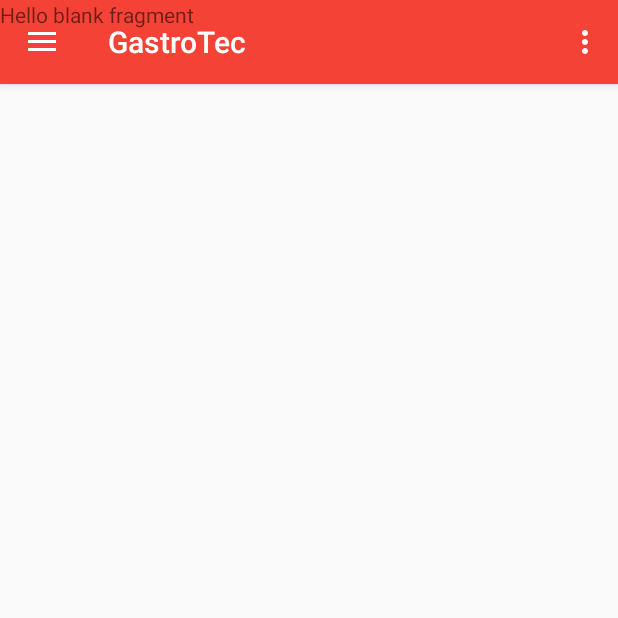
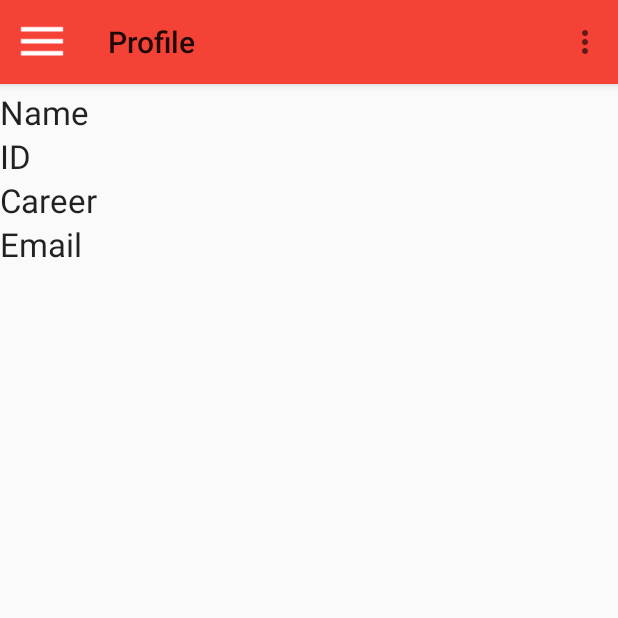
Before and after one commit to e3r8ick/SOA4ID, an Android app: the fragment ProfileFragment placed in its activity, on a phone screen of 412 x 824 dp, the top half of it. Run offline under Robolectric (Android 15) with nearby library versions, the phone set to English and light mode, and no system bars.

Commit message:
Versión para entrega(incompeta)

```diff
--- a/1TareaCorta/app/build.gradle
+++ b/1TareaCorta/app/build.gradle
@@ -21,6 +21,7 @@ android {
 
 dependencies {
     implementation fileTree(include: ['*.jar'], dir: 'libs')
+    //noinspection GradleCompatible
     implementation 'com.android.support:appcompat-v7:28.0.0-alpha1'
     implementation 'com.android.support.constraint:constraint-layout:1.1.2'
     implementation 'com.android.support:support-v4:28.0.0-rc02'
@@ -29,4 +30,5 @@ dependencies {
     androidTestImplementation 'com.android.support.test.espresso:espresso-core:3.0.2'
     implementation 'com.android.support:design:28.0.0-alpha1'
     implementation 'com.readystatesoftware.sqliteasset:sqliteassethelper:+'
+    implementation 'com.google.code.gson:gson:2.8.5'
 }
--- a/1TareaCorta/app/src/main/java/com/example/extremetech/gastrotec/BeginActivity.java
+++ b/1TareaCorta/app/src/main/java/com/example/extremetech/gastrotec/BeginActivity.java
@@ -2,87 +2,66 @@ package com.example.extremetech.gastrotec;
 
 import android.support.v4.app.FragmentManager;
 import android.support.v4.app.FragmentTransaction;
-import android.content.Intent;
 import android.os.Bundle;
-import android.util.Log;
-import android.view.View;
+import android.support.v7.app.ActionBar;
 import android.support.design.widget.NavigationView;
 import android.support.v4.view.GravityCompat;
 import android.support.v4.widget.DrawerLayout;
-import android.support.v7.app.ActionBarDrawerToggle;
 import android.support.v7.app.AppCompatActivity;
 import android.support.v7.widget.Toolbar;
+import android.util.Log;
 import android.view.Menu;
 import android.view.MenuItem;
-import android.widget.ListView;
 
-public class BeginActivity extends AppCompatActivity
-        implements NavigationView.OnNavigationItemSelectedListener {
+import com.example.extremetech.gastrotec.Fragments.HomeFragment;
+import com.example.extremetech.gastrotec.Fragments.ProfileFragment;
 
-    private String[] mPlanetTitles;
-    private DrawerLayout mDrawerLayout;
-    private ListView mDrawerList;
+public class BeginActivity extends AppCompatActivity {
+
+    DrawerLayout mDrawerLayout;
+    Toolbar mToolbar;
+    ActionBar mActionBar;
 
     @Override
     protected void onCreate(Bundle savedInstanceState) {
         super.onCreate(savedInstanceState);
         setContentView(R.layout.activity_begin);
-        Toolbar toolbar = (Toolbar) findViewById(R.id.toolbar);
-        setSupportActionBar(toolbar);
 
-        /*FloatingActionButton fab = (FloatingActionButton) findViewById(R.id.fab);
-        fab.setOnClickListener(new View.OnClickListener() {
-            @Override
-            public void onClick(View view) {
-                Snackbar.make(view, "Replace with your own action", Snackbar.LENGTH_LONG)
-                        .setAction("Action", null).show();
-            }
-        });*/
+        mToolbar = (Toolbar) findViewById(R.id.toolbar);
+        setSupportActionBar(mToolbar);
+
+        mActionBar = getSupportActionBar();
+        mActionBar.setHomeAsUpIndicator(R.drawable.ic_menu_white_24dp);
+        mActionBar.setDisplayHomeAsUpEnabled(true);
 
         mDrawerLayout = (DrawerLayout) findViewById(R.id.drawer_layout);
-        ActionBarDrawerToggle toggle = new ActionBarDrawerToggle(
-                this, mDrawerLayout, toolbar, R.string.navigation_drawer_open, R.string.navigation_drawer_close);
-        mDrawerLayout.addDrawerListener(toggle);
-        toggle.syncState();
 
         NavigationView navigationView = (NavigationView) findViewById(R.id.nav_view);
-        navigationView.setNavigationItemSelectedListener(this);
+        if (navigationView != null) {
+            setupNavigationDrawerContent(navigationView);
+        }
 
         setupNavigationDrawerContent(navigationView);
 
+        //First fragment
         setFragment(0);
-    }
 
-    @Override
-    public void onBackPressed() {
-        DrawerLayout drawer = (DrawerLayout) findViewById(R.id.drawer_layout);
-        if (drawer.isDrawerOpen(GravityCompat.START)) {
-            drawer.closeDrawer(GravityCompat.START);
-        } else {
-            super.onBackPressed();
-        }
     }
 
     @Override
     public boolean onCreateOptionsMenu(Menu menu) {
         // Inflate the menu; this adds items to the action bar if it is present.
-        getMenuInflater().inflate(R.menu.begin, menu);
+        getMenuInflater().inflate(R.menu.setings, menu);
         return true;
     }
 
     @Override
     public boolean onOptionsItemSelected(MenuItem item) {
-        // Handle action bar item clicks here. The action bar will
-        // automatically handle clicks on the Home/Up button, so long
-        // as you specify a parent activity in AndroidManifest.xml.
-        int id = item.getItemId();
-
-        //noinspection SimplifiableIfStatement
-        if (id == R.id.action_settings) {
-            Log.d("cambio de fragment a 1",String.valueOf(item));
+        switch (item.getItemId()) {
+            case android.R.id.home:
+                mDrawerLayout.openDrawer(GravityCompat.START);
                 return true;
         }
-
         return super.onOptionsItemSelected(item);
     }
 
@@ -122,34 +101,6 @@ public class BeginActivity extends AppCompatActivity
                 });
     }
 
-    @Override
-    public boolean onNavigationItemSelected(MenuItem item) {
-        // Handle navigation view item clicks here.
-        int id = item.getItemId();
-        if (id == R.id.nav_home) {
-            Log.d("cambio de fragment a 1",String.valueOf(item));
-            setFragment(0);
-        } else if (id == R.id.nav_profile) {
-            Log.d("cambio de fragment a 1",String.valueOf(item));
-            setFragment(1);
-        } else if (id == R.id.nav_config) {
-            Log.d("cambio de fragment a 1",String.valueOf(item));
-            setFragment(2);
-        } else if (id == R.id.nav_share) {
-            Log.d("cambio de fragment a 1",String.valueOf(item));
-            setFragment(3);
-        }
-
-        DrawerLayout drawer = (DrawerLayout) findViewById(R.id.drawer_layout);
-        drawer.closeDrawer(GravityCompat.START);
-        return true;
-    }
-
-    public void goProfile(View v) {
-        Intent intent = new Intent(this, ProfileActivity.class);
-        startActivity(intent);
-    }
-
     public void setFragment(int position) {
         FragmentManager fragmentManager;
         FragmentTransaction fragmentTransaction;
@@ -157,15 +108,15 @@ public class BeginActivity extends AppCompatActivity
             case 0:
                 fragmentManager = getSupportFragmentManager();
                 fragmentTransaction = fragmentManager.beginTransaction();
-                HomeFragment homeFragment = new HomeFragment();
-                fragmentTransaction.replace(R.id.nav_view, homeFragment);
+                HomeFragment inboxFragment = new HomeFragment();
+                fragmentTransaction.replace(R.id.fragment, inboxFragment);
                 fragmentTransaction.commit();
                 break;
             case 1:
                 fragmentManager = getSupportFragmentManager();
                 fragmentTransaction = fragmentManager.beginTransaction();
-                ProfileFragment profileFragment = new ProfileFragment();
-                fragmentTransaction.replace(R.id.nav_view, profileFragment);
+                ProfileFragment starredFragment = new ProfileFragment();
+                fragmentTransaction.replace(R.id.fragment, starredFragment);
                 fragmentTransaction.commit();
                 break;
         }
--- /dev/null
+++ b/1TareaCorta/app/src/main/java/com/example/extremetech/gastrotec/Fragments/HomeFragment.java
@@ -0,0 +1,41 @@
+package com.example.extremetech.gastrotec.Fragments;
+
+import android.os.Bundle;
+import android.support.v4.app.Fragment;
+import android.view.LayoutInflater;
+import android.view.View;
+import android.view.ViewGroup;
+import android.widget.Button;
+import android.widget.TextView;
+
+import com.example.extremetech.gastrotec.BeginActivity;
+import com.example.extremetech.gastrotec.R;
+
+
+public class HomeFragment extends Fragment {
+
+    @Override
+    public View onCreateView(LayoutInflater inflater, ViewGroup container, Bundle savedInstanceState) {
+
+        // Inflate the layout for this fragment
+        final View view = inflater.inflate(R.layout.fragment_home, container, false);
+
+        ((BeginActivity) getActivity()).getSupportActionBar().setTitle("Home");
+
+        Button buttonChangeText = (Button) view.findViewById(R.id.buttonFragmentInbox);
+
+        final TextView textViewInboxFragment = (TextView) view.findViewById(R.id.textViewInboxFragment);
+
+        buttonChangeText.setOnClickListener(new View.OnClickListener() {
+            @Override
+            public void onClick(View v) {
+
+                textViewInboxFragment.setText("This is the Inbox Fragment");
+                textViewInboxFragment.setTextColor(getResources().getColor(R.color.colorAccent));
+
+            }
+        });
+
+        return view;
+    }
+}
--- /dev/null
+++ b/1TareaCorta/app/src/main/java/com/example/extremetech/gastrotec/Fragments/ProfileFragment.java
@@ -0,0 +1,42 @@
+package com.example.extremetech.gastrotec.Fragments;
+
+import android.os.Bundle;
+import android.support.v4.app.Fragment;
+import android.view.LayoutInflater;
+import android.view.View;
+import android.view.ViewGroup;
+import android.widget.Button;
+import android.widget.TextView;
+
+import com.example.extremetech.gastrotec.BeginActivity;
+import com.example.extremetech.gastrotec.R;
+
+
+
+public class ProfileFragment extends Fragment {
+    @Override
+    public View onCreateView(LayoutInflater inflater, ViewGroup container, Bundle savedInstanceState) {
+
+        // Inflate the layout for this fragment
+        final View view = inflater.inflate(R.layout.fragment_profile, container, false);
+
+        ((BeginActivity) getActivity()).getSupportActionBar().setTitle("Profile");
+
+        /*Button buttonChangeText = (Button) view.findViewById(R.id.buttonFragmentStarred);
+
+        final TextView textViewStarredFragment = (TextView) view.findViewById(R.id.textViewStarredFragment);
+
+        buttonChangeText.setOnClickListener(new View.OnClickListener() {
+            @Override
+            public void onClick(View v) {
+
+                textViewStarredFragment.setTextSize(40);
+                textViewStarredFragment.setText("This is the Starred Fragment");
+                textViewStarredFragment.setTextColor(getResources().getColor(R.color.colorPrimary));
+
+            }
+        });*/
+
+        return view;
+    }
+}
--- a/1TareaCorta/app/src/main/java/com/example/extremetech/gastrotec/HomeFragment.java
+++ /dev/null
@@ -1,108 +0,0 @@
-package com.example.extremetech.gastrotec;
-
-import android.content.Context;
-import android.net.Uri;
-import android.os.Bundle;
-import android.support.v4.app.Fragment;
-import android.view.LayoutInflater;
-import android.view.View;
-import android.view.ViewGroup;
-
-import com.example.extremetech.gastrotec.R;
-/**
- * A simple {@link Fragment} subclass.
- * Activities that contain this fragment must implement the
- * {@link HomeFragment.OnFragmentInteractionListener} interface
- * to handle interaction events.
- * Use the {@link HomeFragment#newInstance} factory method to
- * create an instance of this fragment.
- */
-public class HomeFragment extends Fragment {
-    // TODO: Rename parameter arguments, choose names that match
-    // the fragment initialization parameters, e.g. ARG_ITEM_NUMBER
-    private static final String ARG_PARAM1 = "param1";
-    private static final String ARG_PARAM2 = "param2";
-
-    // TODO: Rename and change types of parameters
-    private String mParam1;
-    private String mParam2;
-
-    private OnFragmentInteractionListener mListener;
-
-    public HomeFragment() {
-        // Required empty public constructor
-    }
-
-    /**
-     * Use this factory method to create a new instance of
-     * this fragment using the provided parameters.
-     *
-     * @param param1 Parameter 1.
-     * @param param2 Parameter 2.
-     * @return A new instance of fragment HomeFragment.
-     */
-    // TODO: Rename and change types and number of parameters
-    public static HomeFragment newInstance(String param1, String param2) {
-        HomeFragment fragment = new HomeFragment();
-        Bundle args = new Bundle();
-        args.putString(ARG_PARAM1, param1);
-        args.putString(ARG_PARAM2, param2);
-        fragment.setArguments(args);
-        return fragment;
-    }
-
-    @Override
-    public void onCreate(Bundle savedInstanceState) {
-        super.onCreate(savedInstanceState);
-        if (getArguments() != null) {
-            mParam1 = getArguments().getString(ARG_PARAM1);
-            mParam2 = getArguments().getString(ARG_PARAM2);
-        }
-    }
-
-    @Override
-    public View onCreateView(LayoutInflater inflater, ViewGroup container,
-                             Bundle savedInstanceState) {
-        // Inflate the layout for this fragment
-        return inflater.inflate(R.layout.fragment_home, container, false);
-    }
-
-    // TODO: Rename method, update argument and hook method into UI event
-    public void onButtonPressed(Uri uri) {
-        if (mListener != null) {
-            mListener.onFragmentInteraction(uri);
-        }
-    }
-
-    @Override
-    public void onAttach(Context context) {
-        super.onAttach(context);
-        if (context instanceof OnFragmentInteractionListener) {
-            mListener = (OnFragmentInteractionListener) context;
-        } else {
-            /*throw new RuntimeException(context.toString()
-                    + " must implement OnFragmentInteractionListener");*/
-        }
-    }
-
-    @Override
-    public void onDetach() {
-        super.onDetach();
-        mListener = null;
-    }
-
-    /**
-     * This interface must be implemented by activities that contain this
-     * fragment to allow an interaction in this fragment to be communicated
-     * to the activity and potentially other fragments contained in that
-     * activity.
-     * <p>
-     * See the Android Training lesson <a href=
-     * "http://developer.android.com/training/basics/fragments/communicating.html"
-     * >Communicating with Other Fragments</a> for more information.
-     */
-    public interface OnFragmentInteractionListener {
-        // TODO: Update argument type and name
-        void onFragmentInteraction(Uri uri);
-    }
-}
--- a/1TareaCorta/app/src/main/java/com/example/extremetech/gastrotec/ProfileFragment.java
+++ /dev/null
@@ -1,108 +0,0 @@
-package com.example.extremetech.gastrotec;
-
-import android.content.Context;
-import android.net.Uri;
-import android.os.Bundle;
-import android.support.v4.app.Fragment;
-import android.view.LayoutInflater;
-import android.view.View;
-import android.view.ViewGroup;
-
-
-/**
- * A simple {@link Fragment} subclass.
- * Activities that contain this fragment must implement the
- * {@link ProfileFragment.OnFragmentInteractionListener} interface
- * to handle interaction events.
- * Use the {@link ProfileFragment#newInstance} factory method to
- * create an instance of this fragment.
- */
-public class ProfileFragment extends Fragment {
-    // TODO: Rename parameter arguments, choose names that match
-    // the fragment initialization parameters, e.g. ARG_ITEM_NUMBER
-    private static final String ARG_PARAM1 = "param1";
-    private static final String ARG_PARAM2 = "param2";
-
-    // TODO: Rename and change types of parameters
-    private String mParam1;
-    private String mParam2;
-
-    private OnFragmentInteractionListener mListener;
-
-    public ProfileFragment() {
-        // Required empty public constructor
-    }
-
-    /**
-     * Use this factory method to create a new instance of
-     * this fragment using the provided parameters.
-     *
-     * @param param1 Parameter 1.
-     * @param param2 Parameter 2.
-     * @return A new instance of fragment ProfileFragment.
-     */
-    // TODO: Rename and change types and number of parameters
-    public static ProfileFragment newInstance(String param1, String param2) {
-        ProfileFragment fragment = new ProfileFragment();
-        Bundle args = new Bundle();
-        args.putString(ARG_PARAM1, param1);
-        args.putString(ARG_PARAM2, param2);
-        fragment.setArguments(args);
-        return fragment;
-    }
-
-    @Override
-    public void onCreate(Bundle savedInstanceState) {
-        super.onCreate(savedInstanceState);
-        if (getArguments() != null) {
-            mParam1 = getArguments().getString(ARG_PARAM1);
-            mParam2 = getArguments().getString(ARG_PARAM2);
-        }
-    }
-
-    @Override
-    public View onCreateView(LayoutInflater inflater, ViewGroup container,
-                             Bundle savedInstanceState) {
-        // Inflate the layout for this fragment
-        return inflater.inflate(R.layout.fragment_profile, container, false);
-    }
-
-    // TODO: Rename method, update argument and hook method into UI event
-    public void onButtonPressed(Uri uri) {
-        if (mListener != null) {
-            mListener.onFragmentInteraction(uri);
-        }
-    }
-
-    @Override
-    public void onAttach(Context context) {
-        super.onAttach(context);
-        if (context instanceof OnFragmentInteractionListener) {
-            mListener = (OnFragmentInteractionListener) context;
-        } else {
-            /*throw new RuntimeException(context.toString()
-                    + " must implement OnFragmentInteractionListener");*/
-        }
-    }
-
-    @Override
-    public void onDetach() {
-        super.onDetach();
-        mListener = null;
-    }
-
-    /**
-     * This interface must be implemented by activities that contain this
-     * fragment to allow an interaction in this fragment to be communicated
-     * to the activity and potentially other fragments contained in that
-     * activity.
-     * <p>
-     * See the Android Training lesson <a href=
-     * "http://developer.android.com/training/basics/fragments/communicating.html"
-     * >Communicating with Other Fragments</a> for more information.
-     */
-    public interface OnFragmentInteractionListener {
-        // TODO: Update argument type and name
-        void onFragmentInteraction(Uri uri);
-    }
-}
--- a/1TareaCorta/app/src/main/java/com/example/extremetech/gastrotec/UserLoginTask.java
+++ b/1TareaCorta/app/src/main/java/com/example/extremetech/gastrotec/UserLoginTask.java
@@ -1,9 +1,12 @@
 package com.example.extremetech.gastrotec;
 
+import android.content.Context;
+import android.content.SharedPreferences;
 import android.database.Cursor;
 import android.os.AsyncTask;
 import android.util.Log;
 import android.widget.Toast;
+
 
 /**
  * Represents an asynchronous login/registration task used to authenticate
@@ -13,6 +16,7 @@ public class UserLoginTask extends AsyncTask<Void, Void, Boolean> {
 
     private Student mStudent;
     private DataBaseHelper mDataBase;
+    public SharedPreferences mPrefs;
 
 
     UserLoginTask(){
@@ -40,7 +44,7 @@ public class UserLoginTask extends AsyncTask<Void, Void, Boolean> {
 
     public Student UserRegisterTask(String id, String name, String email, String career, String password){
         boolean addStudent = mDataBase.addStudent(name, career, id, email, password); // you would not typically call this on the main thread
-        Log.d("insert", String.valueOf(addStudent));
+        Log.d("insert student", String.valueOf(addStudent));
         if (!addStudent) {
             Toast.makeText(LoginActivity.getmContext(), "@strings/error_invalid", Toast.LENGTH_SHORT).show();
         }
--- a/1TareaCorta/app/src/main/res/layout/activity_begin.xml
+++ b/1TareaCorta/app/src/main/res/layout/activity_begin.xml
@@ -1,18 +1,43 @@
 <?xml version="1.0" encoding="utf-8"?>
 <android.support.v4.widget.DrawerLayout xmlns:android="http://schemas.android.com/apk/res/android"
     xmlns:app="http://schemas.android.com/apk/res-auto"
-    xmlns:tools="http://schemas.android.com/tools"
     android:id="@+id/drawer_layout"
     android:layout_width="match_parent"
     android:layout_height="match_parent"
-    android:fitsSystemWindows="true"
-    tools:openDrawer="start">
+    android:fitsSystemWindows="true">
 
-    <include
-        layout="@layout/app_bar_begin"
+    <LinearLayout
         android:layout_width="match_parent"
-        android:layout_height="match_parent" />
+        android:layout_height="wrap_content"
+        android:orientation="vertical">
 
+        <FrameLayout
+            android:layout_width="match_parent"
+            android:layout_height="match_parent"/>
+
+        <FrameLayout
+            android:layout_width="match_parent"
+            android:layout_height="match_parent"/>
+
+    </LinearLayout>
+
+    <FrameLayout
+        android:layout_width="match_parent"
+        android:layout_height="wrap_content">
+
+        <FrameLayout
+            android:id="@+id/fragment"
+            android:layout_width="match_parent"
+            android:layout_height="match_parent"/>
+
+        <android.support.v7.widget.Toolbar
+            android:id="@+id/toolbar"
+            android:layout_width="match_parent"
+            android:layout_height="?actionBarSize"
+            android:background="?attr/colorPrimary"
+            android:elevation="4dp" />
+
+    </FrameLayout>
 
     <android.support.design.widget.NavigationView
         android:id="@+id/nav_view"
@@ -23,23 +48,4 @@
         app:headerLayout="@layout/nav_header_begin"
         app:menu="@menu/activity_begin_drawer" />
 
-    <LinearLayout
-        android:layout_width="wrap_content"
-        android:layout_height="match_parent"
-        android:orientation="horizontal">
-
-    <FrameLayout
-        android:id="@+id/fragment"
-        android:layout_width="match_parent"
-        android:layout_height="match_parent"/>
-
-    <fragment android:name="com.example.extremetech.gastrotec.ProfileFragment"
-        android:id="@+id/profile"
-        android:layout_weight="1"
-        android:layout_width="match_parent"
-        android:layout_height="match_parent" />
-
-    </LinearLayout>
-
-
 </android.support.v4.widget.DrawerLayout>
--- a/1TareaCorta/app/src/main/res/layout/activity_register.xml
+++ b/1TareaCorta/app/src/main/res/layout/activity_register.xml
@@ -116,6 +116,7 @@
                 android:layout_width="match_parent"
                 android:layout_height="wrap_content"
                 android:layout_marginTop="16dp"
+                android:onClick="goBegin"
                 android:text="@string/action_register_button"
                 android:textStyle="bold" />
 
--- a/1TareaCorta/app/src/main/res/layout/fragment_profile.xml
+++ b/1TareaCorta/app/src/main/res/layout/fragment_profile.xml
@@ -1,14 +1,38 @@
 <?xml version="1.0" encoding="utf-8"?>
-<FrameLayout xmlns:android="http://schemas.android.com/apk/res/android"
+<LinearLayout xmlns:android="http://schemas.android.com/apk/res/android"
     xmlns:tools="http://schemas.android.com/tools"
     android:layout_width="match_parent"
     android:layout_height="match_parent"
-    tools:context=".ProfileFragment">
+    tools:context=".Fragments.ProfileFragment"
+    android:orientation="vertical"
+    android:paddingTop="60dp">
 
-    <!-- TODO: Update blank fragment layout -->
     <TextView
-        android:layout_width="match_parent"
-        android:layout_height="match_parent"
-        android:text="@string/profile_fragment" />
+        android:id="@+id/profile_fragment_name"
+        android:layout_width="wrap_content"
+        android:layout_height="wrap_content"
+        android:text="Name"
+        android:textAppearance="?android:attr/textAppearanceLarge" />
 
-</FrameLayout>
+    <TextView
+        android:layout_width="wrap_content"
+        android:layout_height="wrap_content"
+        android:textAppearance="?android:attr/textAppearanceLarge"
+        android:text="ID"
+        android:id="@+id/profile_fragment_id" />
+
+    <TextView
+        android:layout_width="wrap_content"
+        android:layout_height="wrap_content"
+        android:textAppearance="?android:attr/textAppearanceLarge"
+        android:text="Career"
+        android:id="@+id/profile_fragment_career" />
+
+    <TextView
+        android:layout_width="wrap_content"
+        android:layout_height="wrap_content"
+        android:textAppearance="?android:attr/textAppearanceLarge"
+        android:text="Email"
+        android:id="@+id/profile_fragment_email"/>
+
+</LinearLayout>
--- a/1TareaCorta/app/src/main/res/values/strings.xml
+++ b/1TareaCorta/app/src/main/res/values/strings.xml
@@ -34,6 +34,6 @@
     <string name="nav_settings">Settings</string>
     <string name="nav_share">Share</string>
     <!-- Fragments -->
-    <string name="home_fragment">Hello blank fragment</string>
-    <string name="profile_fragment">Hello blank fragment</string>
+    <string name="home_fragment">Home</string>
+    <string name="profile_fragment">Profile</string>
 </resources>
```
Also changed, not shown: 1TareaCorta/app/src/main/java/com/example/extremetech/gastrotec/RegisterActivity.java (+30 -6 lines), 1TareaCorta/app/src/main/res/layout/fragment_home.xml (+18 -24 lines), 1TareaCorta/app/src/main/res/drawable/ic_menu_white_24dp.png (added), 1TareaCorta/app/src/main/res/menu/setings.xml (renamed from 1TareaCorta/app/src/main/res/menu/begin.xml), 3 other files. Lines whose indentation alone changed are shown as unchanged.
